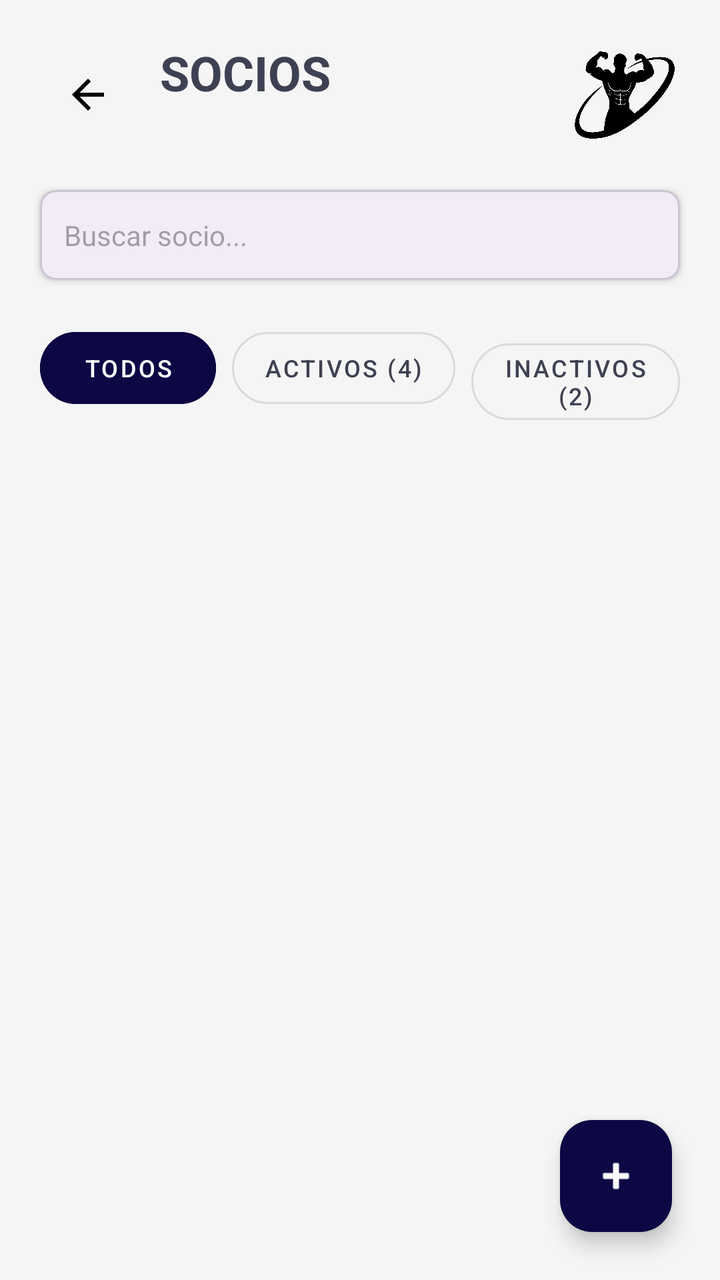
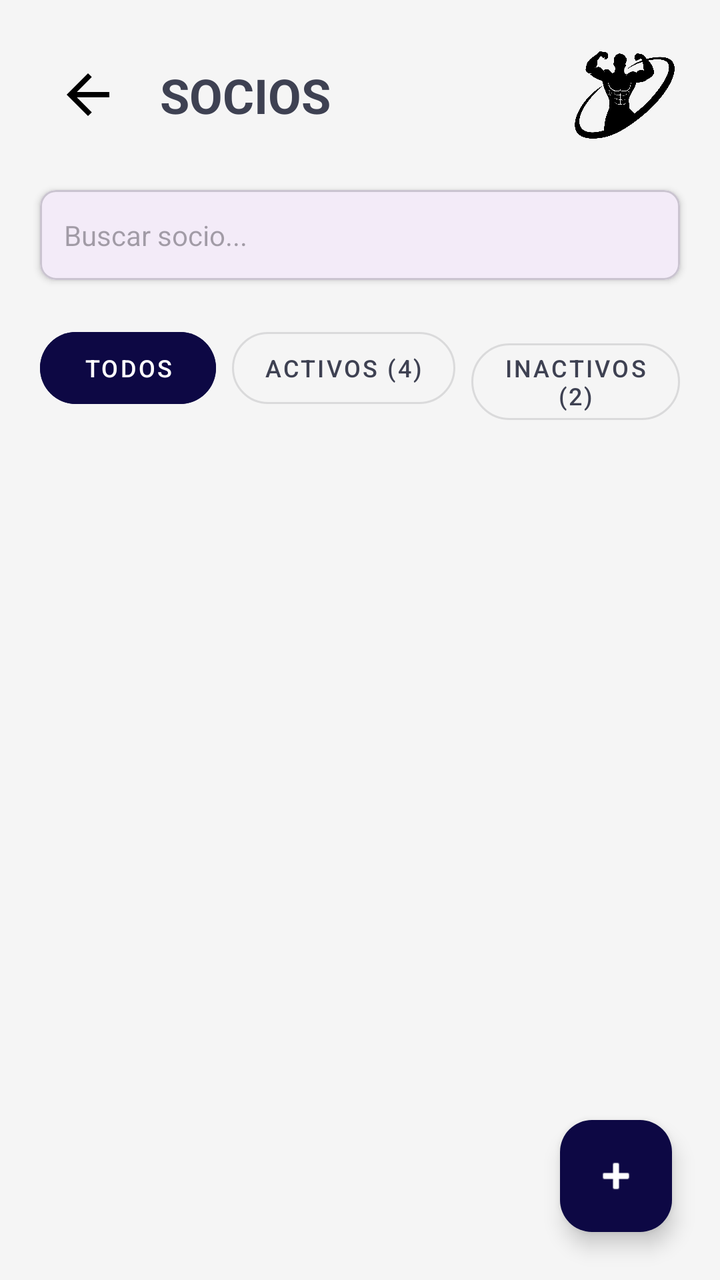

Compare the two renders of this Android layout. The source of the first and the diff that turns it into the second are given below.
<!-- AndroidManifest.xml: application theme Theme.ClubDeportivoDAM -->
<!-- res/layout/activity_socios.xml -->
<?xml version="1.0" encoding="utf-8"?>
<RelativeLayout xmlns:android="http://schemas.android.com/apk/res/android"
    xmlns:app="http://schemas.android.com/apk/res-auto"
    android:layout_width="match_parent"
    android:layout_height="match_parent"
    android:background="#F5F5F5">

    <LinearLayout
        android:layout_width="match_parent"
        android:layout_height="match_parent"
        android:orientation="vertical">

        <RelativeLayout
            android:layout_width="match_parent"
            android:layout_height="wrap_content"
            android:padding="20dp">

            <ImageButton
                android:id="@+id/btnBackToPanel"
                android:layout_width="48dp"
                android:layout_height="48dp"
                android:layout_centerVertical="true"
                android:background="?attr/selectableItemBackgroundBorderless"
                android:src="@drawable/ic_arrow_back"
                android:contentDescription="Volver al panel" />

            <LinearLayout
                android:layout_width="wrap_content"
                android:layout_height="wrap_content"
                android:layout_toEndOf="@id/btnBackToPanel"
                android:layout_marginStart="12dp"
                android:orientation="vertical">
                <TextView
                    android:layout_width="wrap_content"
                    android:layout_height="wrap_content"
                    android:text="SOCIOS"
                    android:textSize="24sp"
                    android:textStyle="bold"
                    android:textColor="#3E4152"/>
            </LinearLayout>

            <ImageView
                android:layout_width="55dp"
                android:layout_height="55dp"
                android:layout_alignParentEnd="true"
                android:src="@drawable/logo_gym" />
        </RelativeLayout>

        <com.google.android.material.card.MaterialCardView
            android:layout_width="match_parent"
            android:layout_height="wrap_content"
            android:layout_marginHorizontal="20dp"
            app:cardCornerRadius="8dp"
            app:cardElevation="2dp">
            <EditText
                android:id="@+id/etBuscarSocio"
                android:layout_width="match_parent"
                android:layout_height="45dp"
                android:background="@android:color/transparent"
                android:hint="Buscar socio..."
                android:paddingHorizontal="12dp"
                android:textSize="14sp" />
        </com.google.android.material.card.MaterialCardView>

        <LinearLayout
            android:layout_width="match_parent"
            android:layout_height="wrap_content"
            android:orientation="horizontal"
            android:padding="20dp">

            <com.google.android.material.button.MaterialButton
                android:id="@+id/btnTodos"
                style="@style/Widget.MaterialComponents.Button.UnelevatedButton"
                android:layout_width="wrap_content"
                android:layout_height="wrap_content"
                android:text="Todos"
                android:backgroundTint="#0D0844"
                android:layout_marginEnd="8dp"
                app:cornerRadius="20dp"
                android:textSize="12sp" />

            <com.google.android.material.button.MaterialButton
                android:id="@+id/btnActivos"
                style="@style/Widget.MaterialComponents.Button.OutlinedButton"
                android:layout_width="wrap_content"
                android:layout_height="wrap_content"
                android:text="Activos (4)"
                android:textColor="#3E4152"
                android:layout_marginEnd="8dp"
                app:cornerRadius="20dp"
                android:textSize="12sp" />

            <com.google.android.material.button.MaterialButton
                android:id="@+id/btnInactivos"
                style="@style/Widget.MaterialComponents.Button.OutlinedButton"
                android:layout_width="wrap_content"
                android:layout_height="wrap_content"
                android:text="Inactivos (2)"
                android:textColor="#3E4152"
                app:cornerRadius="20dp"
                android:textSize="12sp" />
        </LinearLayout>

        <androidx.fragment.app.FragmentContainerView
            android:id="@+id/fragment_socios_container"
            android:layout_width="match_parent"
            android:layout_height="match_parent" />

    </LinearLayout>

    <com.google.android.material.floatingactionbutton.FloatingActionButton
        android:id="@+id/fabNuevoSocio"
        android:layout_width="wrap_content"
        android:layout_height="wrap_content"
        android:layout_alignParentBottom="true"
        android:layout_alignParentEnd="true"
        android:layout_margin="24dp"
        android:src="@android:drawable/ic_input_add"
        app:backgroundTint="#0D0844"
        app:tint="@color/white" />

</RelativeLayout>
<!-- resources referenced by this layout -->
<resources>
  <color name="white">#FFFFFFFF</color>
  <!-- drawable ic_arrow_back (drawable) -->
  <vector xmlns:android="http://schemas.android.com/apk/res/android" android:autoMirrored="true" android:height="24dp" android:tint="#000000" android:viewportHeight="960" android:viewportWidth="960" android:width="24dp">
        
      <path android:fillColor="@android:color/white" android:pathData="M313,520L537,744L480,800L160,480L480,160L537,216L313,440L800,440L800,520L313,520Z"/>
      
  </vector>
  <!-- drawable logo_gym: png bitmap (drawable, 66288 bytes) -->
  <style name="Theme.ClubDeportivoDAM" parent="Base.Theme.ClubDeportivoDAM" />
  <style name="Base.Theme.ClubDeportivoDAM" parent="Theme.Material3.DayNight.NoActionBar">
          
          
      </style>
</resources>

<!-- the commit's change to res/layout/activity_socios.xml (unified diff, before → after) -->
@@ -19,15 +19,19 @@
                 android:id="@+id/btnBackToPanel"
                 android:layout_width="48dp"
                 android:layout_height="48dp"
+                android:layout_alignParentStart="true"
                 android:layout_centerVertical="true"
                 android:background="?attr/selectableItemBackgroundBorderless"
                 android:src="@drawable/ic_arrow_back"
+                android:padding="8dp"
+                android:scaleType="fitCenter"
                 android:contentDescription="Volver al panel" />
 
             <LinearLayout
                 android:layout_width="wrap_content"
                 android:layout_height="wrap_content"
                 android:layout_toEndOf="@id/btnBackToPanel"
+                android:layout_centerVertical="true"
                 android:layout_marginStart="12dp"
                 android:orientation="vertical">
                 <TextView
@@ -43,6 +47,7 @@
                 android:layout_width="55dp"
                 android:layout_height="55dp"
                 android:layout_alignParentEnd="true"
+                android:layout_centerVertical="true"
                 android:src="@drawable/logo_gym" />
         </RelativeLayout>
 
